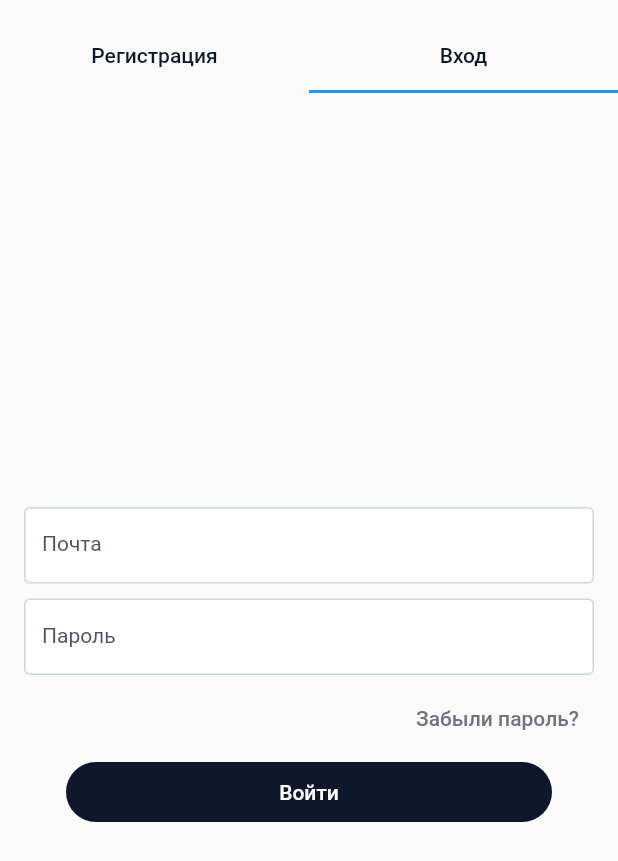
After one commit to ZLP-FINPD2023-2/Mobile, a Flutter app: the AuthScreen screen opened directly, tab 2 chosen, after a tap on "Забыли пароль?", on a phone screen of 412 x 824 dp. The commit adds this screen. Shown: the top 861 px of the screen. Run offline on Flutter 3.47's test engine with Material 2 defaults, Android fonts, the phone set to English and light mode, and no system bars; our stand-ins replace dio, fluttertoast, shared_preferences; accounts and stored records are empty.

Commit message:
The layout of the auth page

```diff
--- a/lib/features/auth/auth_screen.dart
+++ b/lib/features/auth/auth_screen.dart
@@ -1,4 +1,6 @@
 import 'package:flutter/material.dart';
+import 'auth_tabs/login_tab.dart';
+import 'auth_tabs/registration_tab.dart';
 
 class AuthScreen extends StatefulWidget {
   const AuthScreen({super.key});
@@ -10,6 +12,30 @@ class AuthScreen extends StatefulWidget {
 class _AuthScreenState extends State<AuthScreen> {
   @override
   Widget build(BuildContext context) {
-    return const Placeholder();
+    return const DefaultTabController(
+        length: 2,
+        child: Scaffold(
+            body: Column(
+          children: [
+            SizedBox(height: 14,),
+            TabBar(tabs: [
+              Tab(
+                child: Text('Регистрация',style: TextStyle(color: Color(0xff0F172A),fontSize: 14),),
+              ),
+              Tab(
+                child: Text('Вход',style: TextStyle(color: Color(0xff0F172A),fontSize: 14),),
+              )
+            ]),
+            Expanded(
+              flex: 2,
+              child: TabBarView(
+                children: [
+                  RegistrationTab(),
+                  LoginTab(),
+                ],
+              ),
+            )
+          ],
+        )));
   }
 }
--- /dev/null
+++ b/lib/features/auth/auth_tabs/login_tab.dart
@@ -0,0 +1,106 @@
+import 'package:flutter/material.dart';
+
+class LoginTab extends StatelessWidget {
+  const LoginTab({super.key});
+
+  @override
+  Widget build(BuildContext context) {
+    return Column(
+      mainAxisAlignment: MainAxisAlignment.center,
+      children: [
+        Padding(
+          padding: const EdgeInsets.fromLTRB(16, 0, 16, 0),
+          child: TextFormField(
+              textInputAction: TextInputAction.next,
+              style: const TextStyle(
+                color: Colors.black,
+                fontSize: 16,
+              ),
+              cursorColor: const Color(0xff94A3B8),
+              textAlign: TextAlign.justify,
+              decoration: InputDecoration(
+                  labelText: 'Почта',
+                  labelStyle: const TextStyle(
+                      color: Color(0xff4B5563),
+                      fontSize: 14,
+                      fontWeight: FontWeight.w400),
+                  hintText: 'Введите свою почту',
+                  hintStyle: const TextStyle(
+                      fontSize: 16,
+                      fontWeight: FontWeight.w400,
+                      color: Color(0xff94A3B8)),
+                  isDense: true,
+                  focusColor: const Color(0xff1BD0B8),
+                  enabledBorder: OutlineInputBorder(
+                      borderRadius: BorderRadius.circular(4),
+                      borderSide: const BorderSide(color: Color(0xffCBD5E1))),
+                  focusedBorder: OutlineInputBorder(
+                      borderRadius: BorderRadius.circular(4),
+                      borderSide: const BorderSide(color: Color(0xff94A3B8))),
+                  filled: true,
+                  fillColor: Colors.white)),
+        ),
+        Padding(
+          padding: const EdgeInsets.fromLTRB(16, 10, 16, 0),
+          child: TextFormField(
+              textInputAction: TextInputAction.next,
+              style: const TextStyle(
+                color: Colors.black,
+                fontSize: 16,
+              ),
+              cursorColor: const Color(0xff94A3B8),
+              textAlign: TextAlign.justify,
+              decoration: InputDecoration(
+                  labelText: 'Пароль',
+                  labelStyle: const TextStyle(
+                      color: Color(0xff4B5563),
+                      fontSize: 14,
+                      fontWeight: FontWeight.w400),
+                  hintText: 'Введите свой пароль',
+                  hintStyle: const TextStyle(
+                      fontSize: 16,
+                      fontWeight: FontWeight.w400,
+                      color: Color(0xff94A3B8)),
+                  isDense: true,
+                  focusColor: const Color(0xff1BD0B8),
+                  enabledBorder: OutlineInputBorder(
+                      borderRadius: BorderRadius.circular(4),
+                      borderSide: const BorderSide(color: Color(0xffCBD5E1))),
+                  focusedBorder: OutlineInputBorder(
+                      borderRadius: BorderRadius.circular(4),
+                      borderSide: const BorderSide(color: Color(0xff94A3B8))),
+                  filled: true,
+                  fillColor: Colors.white)),
+        ),
+        Container(
+          padding: const EdgeInsets.only(right: 18, top: 5,bottom: 5),
+          alignment: Alignment.bottomRight,
+          child: TextButton(
+            onPressed: () {},
+            child: const Text('Забыли пароль?',
+                style: TextStyle(
+                  fontSize: 14,
+                  color: Color(0xff6B7280),
+                )),
+          ),
+        ),
+        SizedBox(
+          height: 40,
+          width: 324,
+          child: ElevatedButton(
+              onPressed: () {},
+              style: TextButton.styleFrom(
+                  backgroundColor: const Color(0xff0F172A),
+                  elevation: 0,
+                  shape: RoundedRectangleBorder(
+                      borderRadius: BorderRadius.circular(100))),
+              child: const Text('Войти',
+                  style: TextStyle(
+                    fontSize: 14,
+                    color: Colors.white,
+                  ))),
+        ),
+      ],
+    );
+  }
+}
--- /dev/null
+++ b/lib/features/auth/auth_tabs/registration_tab.dart
@@ -0,0 +1,286 @@
+import 'package:flutter/material.dart';
+import 'registration_tab_model.dart';
+
+class RegistrationTab extends StatefulWidget {
+  const RegistrationTab({super.key});
+
+  @override
+  State<RegistrationTab> createState() => _RegistrationTab();
+}
+
+class _RegistrationTab extends State<RegistrationTab> {
+  @override
+  Widget build(BuildContext context) {
+    return Scaffold(
+      body: SingleChildScrollView(
+        reverse: true,
+        child: Column(children: [
+          Padding(
+            padding: const EdgeInsets.fromLTRB(16, 20, 16, 0),
+            child: TextFormField(
+                textInputAction: TextInputAction.next,
+                style: const TextStyle(
+                  color: Colors.black,
+                  fontSize: 16,
+                ),
+                cursorColor: const Color(0xff94A3B8),
+                textAlign: TextAlign.justify,
+                decoration: InputDecoration(
+                    labelText: 'Имя',
+                    labelStyle: const TextStyle(
+                        color: Color(0xff4B5563),
+                        fontSize: 14,
+                        fontWeight: FontWeight.w400),
+                    hintText: 'Иван',
+                    hintStyle: const TextStyle(
+                        fontSize: 16,
+                        fontWeight: FontWeight.w400,
+                        color: Color(0xff94A3B8)),
+                    isDense: true,
+                    focusColor: const Color(0xff1BD0B8),
+                    enabledBorder: OutlineInputBorder(
+                        borderRadius: BorderRadius.circular(4),
+                        borderSide: const BorderSide(color: Color(0xffCBD5E1))),
+                    focusedBorder: OutlineInputBorder(
+                        borderRadius: BorderRadius.circular(4),
+                        borderSide: const BorderSide(color: Color(0xff94A3B8))),
+                    filled: true,
+                    fillColor: Colors.white)),
+          ),
+          Padding(
+            padding: const EdgeInsets.fromLTRB(16, 20, 16, 0),
+            child: TextFormField(
+                textInputAction: TextInputAction.next,
+                style: const TextStyle(
+                  color: Colors.black,
+                  fontSize: 16,
+                ),
+                cursorColor: const Color(0xff94A3B8),
+                textAlign: TextAlign.justify,
+                decoration: InputDecoration(
+                    labelText: 'Фамилия',
+                    labelStyle: const TextStyle(
+                        color: Color(0xff4B5563),
+                        fontSize: 14,
+                        fontWeight: FontWeight.w400),
+                    hintText: 'Иванов',
+                    hintStyle: const TextStyle(
+                        fontSize: 16,
+                        fontWeight: FontWeight.w400,
+                        color: Color(0xff94A3B8)),
+                    isDense: true,
+                    focusColor: const Color(0xff1BD0B8),
+                    enabledBorder: OutlineInputBorder(
+                        borderRadius: BorderRadius.circular(4),
+                        borderSide: const BorderSide(color: Color(0xffCBD5E1))),
+                    focusedBorder: OutlineInputBorder(
+                        borderRadius: BorderRadius.circular(4),
+                        borderSide: const BorderSide(color: Color(0xff94A3B8))),
+                    filled: true,
+                    fillColor: Colors.white)),
+          ),
+          Padding(
+            padding: const EdgeInsets.fromLTRB(16, 20, 16, 0),
+            child: TextFormField(
+                textInputAction: TextInputAction.next,
+                style: const TextStyle(
+                  color: Colors.black,
+                  fontSize: 16,
+                ),
+                cursorColor: const Color(0xff94A3B8),
+                textAlign: TextAlign.justify,
+                decoration: InputDecoration(
+                    labelText: 'Отчество',
+                    labelStyle: const TextStyle(
+                        color: Color(0xff4B5563),
+                        fontSize: 14,
+                        fontWeight: FontWeight.w400),
+                    hintText: 'Иванович',
+                    hintStyle: const TextStyle(
+                        fontSize: 16,
+                        fontWeight: FontWeight.w400,
+                        color: Color(0xff94A3B8)),
+                    isDense: true,
+                    focusColor: const Color(0xff1BD0B8),
+                    enabledBorder: OutlineInputBorder(
+                        borderRadius: BorderRadius.circular(4),
+                        borderSide: const BorderSide(color: Color(0xffCBD5E1))),
+                    focusedBorder: OutlineInputBorder(
+                        borderRadius: BorderRadius.circular(4),
+                        borderSide: const BorderSide(color: Color(0xff94A3B8))),
+                    filled: true,
+                    fillColor: Colors.white)),
+          ),
+          Padding(
+            padding: const EdgeInsets.fromLTRB(16, 20, 16, 0),
+            child: TextField(
+                //onTap: () => RegisterModel.setDate(context), не понимаю как надо подсоединить тут календарь
+                controller: RegisterModel().dateController,
+                textInputAction: TextInputAction.next,
+                style: const TextStyle(
+                  color: Colors.black,
+                  fontSize: 16,
+                ),
+                cursorColor: const Color(0xff94A3B8),
+                textAlign: TextAlign.justify,
+                decoration: InputDecoration(
+                    suffixIconConstraints: const BoxConstraints(maxHeight: 24),
+                    suffixIcon: IconButton(
+                        padding: EdgeInsets.zero,
+                        iconSize: 24,
+                        icon: const Icon(
+                          Icons.today_rounded,
+                          color: Colors.grey,
+                        ),
+                        onPressed: () {}),
+                    labelText: 'Дата рождения',
+                    labelStyle: const TextStyle(
+                        color: Color(0xff4B5563),
+                        fontSize: 14,
+                        fontWeight: FontWeight.w400),
+                    hintText: '27.07.2000',
+                    hintStyle: const TextStyle(
+                        fontSize: 16,
+                        fontWeight: FontWeight.w400,
+                        color: Color(0xff94A3B8)),
+                    isDense: true,
+                    focusColor: const Color(0xff1BD0B8),
+                    enabledBorder: OutlineInputBorder(
+                        borderRadius: BorderRadius.circular(4),
+                        borderSide: const BorderSide(color: Color(0xffCBD5E1))),
+                    focusedBorder: OutlineInputBorder(
+                        borderRadius: BorderRadius.circular(4),
+                        borderSide: const BorderSide(color: Color(0xff94A3B8))),
+                    filled: true,
+                    fillColor: Colors.white)),
+          ),
+          Padding(
+            padding: const EdgeInsets.fromLTRB(16, 20, 16, 0),
+            child: TextFormField(
+                textInputAction: TextInputAction.next,
+                style: const TextStyle(
+                  color: Colors.black,
+                  fontSize: 16,
+                ),
+                cursorColor: const Color(0xff94A3B8),
+                textAlign: TextAlign.justify,
+                decoration: InputDecoration(
+                    labelText: 'Почта',
+                    labelStyle: const TextStyle(
+                        color: Color(0xff4B5563),
+                        fontSize: 14,
+                        fontWeight: FontWeight.w400),
+                    hintText: 'Введите свою почту',
+                    hintStyle: const TextStyle(
+                        fontSize: 16,
+                        fontWeight: FontWeight.w400,
+                        color: Color(0xff94A3B8)),
+                    isDense: true,
+                    focusColor: const Color(0xff1BD0B8),
+                    enabledBorder: OutlineInputBorder(
+                        borderRadius: BorderRadius.circular(4),
+                        borderSide: const BorderSide(color: Color(0xffCBD5E1))),
+                    focusedBorder: OutlineInputBorder(
+                        borderRadius: BorderRadius.circular(4),
+                        borderSide: const BorderSide(color: Color(0xff94A3B8))),
+                    filled: true,
+                    fillColor: Colors.white)),
+          ),
+          Padding(
+            padding: const EdgeInsets.fromLTRB(16, 20, 16, 0),
+            child: TextFormField(
+                textInputAction: TextInputAction.next,
+                style: const TextStyle(
+                  color: Colors.black,
+                  fontSize: 16,
+                ),
+                cursorColor: const Color(0xff94A3B8),
+                textAlign: TextAlign.justify,
+                decoration: InputDecoration(
+                    labelText: 'Пароль',
+                    labelStyle: const TextStyle(
+                        color: Color(0xff4B5563),
+                        fontSize: 14,
+                        fontWeight: FontWeight.w400),
+                    hintText: 'Придумайте пароль',
+                    hintStyle: const TextStyle(
+                        fontSize: 16,
+                        fontWeight: FontWeight.w400,
+                        color: Color(0xff94A3B8)),
+                    isDense: true,
+                    focusColor: const Color(0xff1BD0B8),
+                    enabledBorder: OutlineInputBorder(
+                        borderRadius: BorderRadius.circular(4),
+                        borderSide: const BorderSide(color: Color(0xffCBD5E1))),
+                    focusedBorder: OutlineInputBorder(
+                        borderRadius: BorderRadius.circular(4),
+                        borderSide: const BorderSide(color: Color(0xff94A3B8))),
+                    filled: true,
+                    fillColor: Colors.white)),
+          ),
+          Container(
+            padding: const EdgeInsets.only(left: 18, top: 5),
+            alignment: Alignment.bottomLeft,
+            child: const Text('Минимум 8 символов',
+                textAlign: TextAlign.center,
+                style: TextStyle(
+                  fontSize: 14,
+                  color: Color(0xff6B7280),
+                )),
+          ),
+          Padding(
+            padding: const EdgeInsets.fromLTRB(16, 20, 16, 20),
+            child: TextFormField(
+                textInputAction: TextInputAction.next,
+                style: const TextStyle(
+                  color: Colors.black,
+                  fontSize: 16,
+                ),
+                cursorColor: const Color(0xff94A3B8),
+                textAlign: TextAlign.justify,
+                decoration: InputDecoration(
+                    labelText: 'Подтверждение пароля',
+                    labelStyle: const TextStyle(
+                        color: Color(0xff4B5563),
+                        fontSize: 14,
+                        fontWeight: FontWeight.w400),
+                    hintText: 'Повторите пароль',
+                    hintStyle: const TextStyle(
+                        fontSize: 16,
+                        fontWeight: FontWeight.w400,
+                        color: Color(0xff94A3B8)),
+                    isDense: true,
+                    focusColor: const Color(0xff1BD0B8),
+                    enabledBorder: OutlineInputBorder(
+                        borderRadius: BorderRadius.circular(4),
+                        borderSide: const BorderSide(color: Color(0xffCBD5E1))),
+                    focusedBorder: OutlineInputBorder(
+                        borderRadius: BorderRadius.circular(4),
+                        borderSide: const BorderSide(color: Color(0xff94A3B8))),
+                    filled: true,
+                    fillColor: Colors.white)),
+          ),
+          SizedBox(
+            height: 40,
+            width: 324,
+            child: ElevatedButton(
+                onPressed: () {},
+                style: TextButton.styleFrom(
+                    backgroundColor: const Color(0xff0F172A),
+                    elevation: 0,
+                    shape: RoundedRectangleBorder(
+                        borderRadius: BorderRadius.circular(100))),
+                child: const Text('Зарегистрироваться',
+                    style: TextStyle(
+                      fontSize: 14,
+                      color: Colors.white,
+                    ))),
+          ),
+          Padding(
+              padding: EdgeInsets.only(
+                  bottom: MediaQuery.of(context).viewInsets.bottom))
+        ]),
+      ),
+    );
+  }
+}
--- /dev/null
+++ b/lib/features/auth/auth_tabs/registration_tab_model.dart
@@ -0,0 +1,22 @@
+import 'package:flutter/material.dart';
+
+class RegisterModel extends ChangeNotifier {
+  TextEditingController dateController = TextEditingController();
+
+  DateTime? date;
+  Future<void> setDate(BuildContext context) async {
+    date = await showDatePicker(
+      context: context,
+      initialDate: DateTime.now(),
+      firstDate: DateTime(1900),
+      lastDate: DateTime.now(),
+    );
+    String? dateOfBirth = date != null ? "${date?.day}.${date?.month}.${date?.year}" : "";
+    dateController.text = dateOfBirth;
+    notifyListeners();
+  }
+
+
+
+
+}
```
